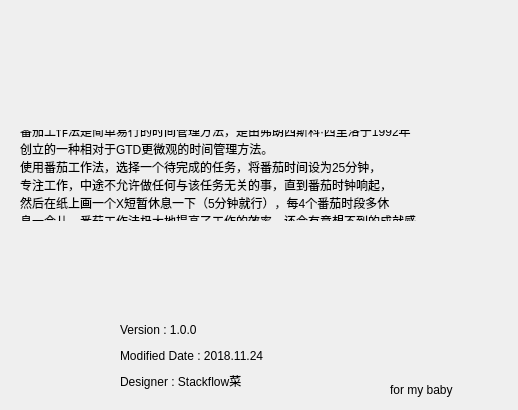
Above: aboutintrodialog.ui from graylira/PomodroidoLite before the change. Below: the same form after it.
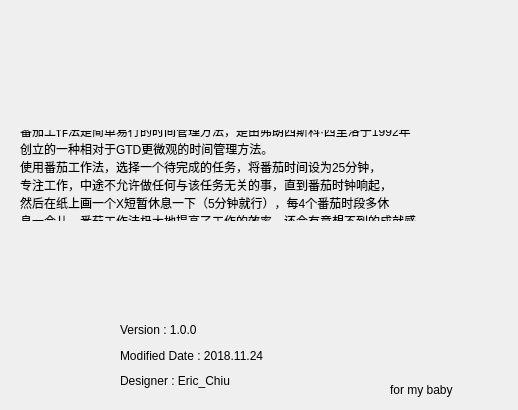
That is the form after the change. Icons and pictures are not drawn.

Diff of the .ui file:
```diff
--- a/aboutintrodialog.ui
+++ b/aboutintrodialog.ui
@@ -134,7 +134,7 @@
        <string notr="true">font: 12pt &quot;Eras Bold ITC&quot;;</string>
       </property>
       <property name="text">
-       <string>Designer : Stackflow菜</string>
+       <string>Designer : Eric_Chiu</string>
       </property>
      </widget>
     </item>
```
